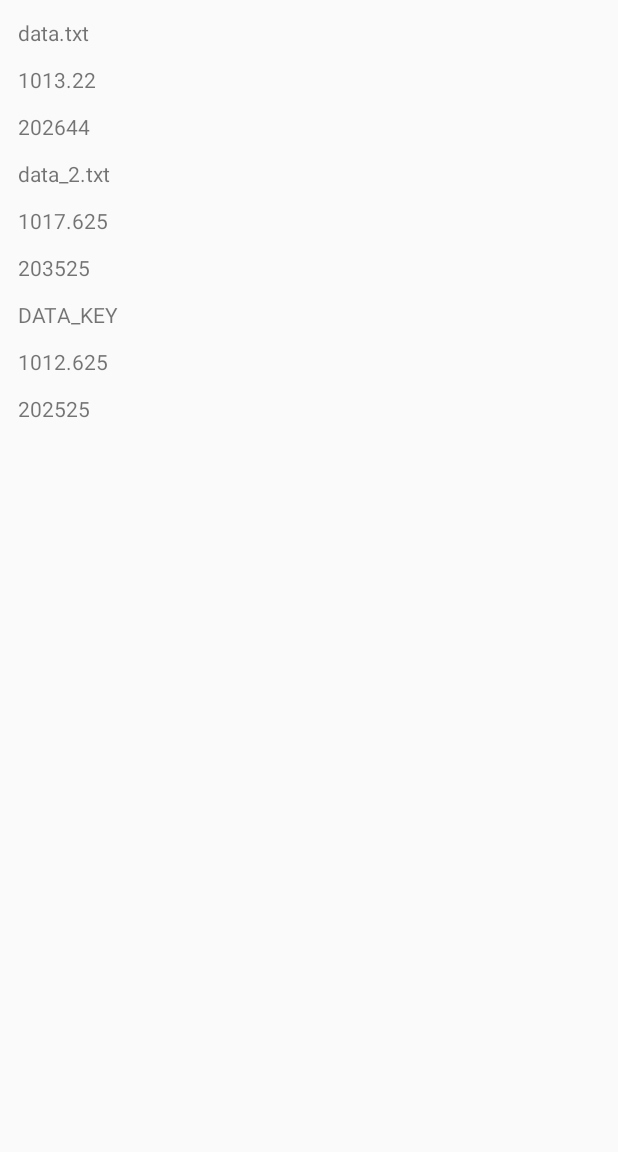
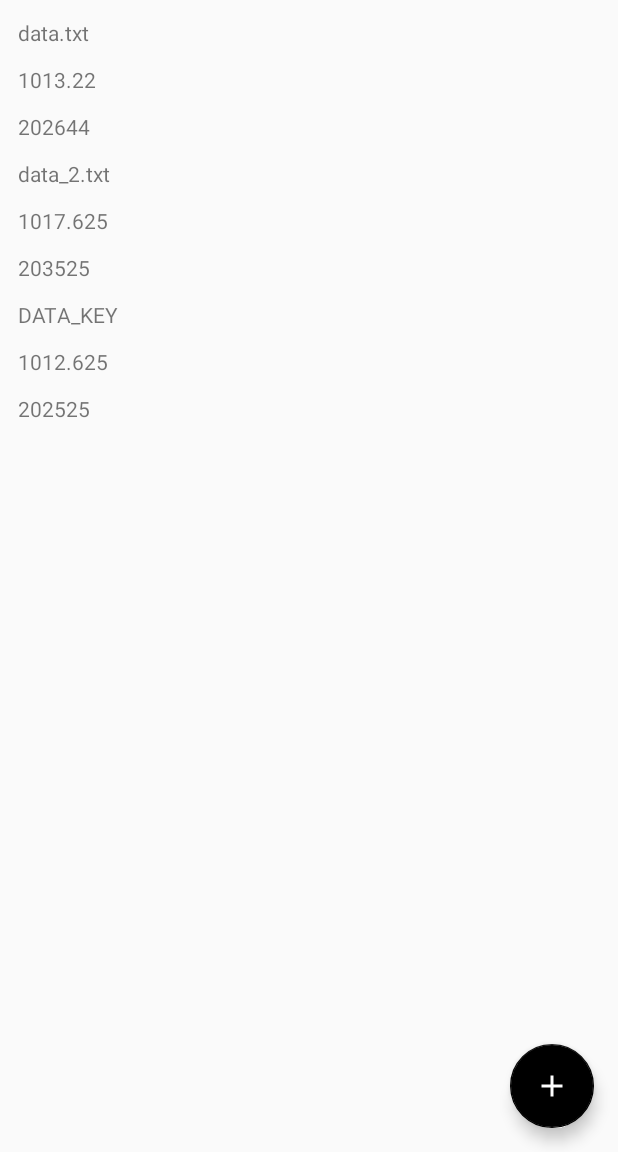
Before and after one commit to catalintira/UselessApp, an Android app: the screen it shows after launch (MainActivity), in the side drawer, after a tap on "Get Avg of Numbers", on a phone screen of 412 x 824 dp, the part 84-1236 px from its top. Run offline under Robolectric (Android 15) with nearby library versions, the phone set to English and light mode, and no system bars.

Commit message:
Implemented word insertion

```diff
--- a/app/src/main/AndroidManifest.xml
+++ b/app/src/main/AndroidManifest.xml
@@ -2,7 +2,7 @@
 <manifest xmlns:android="http://schemas.android.com/apk/res/android"
     package="com.garmin.android.uselessapplication">
 
-    <uses-permission android:name="android.permission.INTERNET"/>
+    <uses-permission android:name="android.permission.INTERNET" />
     <uses-permission android:name="android.permission.READ_EXTERNAL_STORAGE" />
     <uses-permission android:name="android.permission.WRITE_EXTERNAL_STORAGE" />
 
@@ -12,8 +12,8 @@
         android:label="@string/app_name"
         android:roundIcon="@mipmap/ic_launcher_round"
         android:supportsRtl="true"
-        android:usesCleartextTraffic="true"
-        android:theme="@style/AppTheme">
+        android:theme="@style/AppTheme"
+        android:usesCleartextTraffic="true">
         <activity android:name=".MainActivity">
             <intent-filter>
                 <action android:name="android.intent.action.MAIN" />
--- a/app/src/main/java/com/garmin/android/uselessapplication/MainActivity.kt
+++ b/app/src/main/java/com/garmin/android/uselessapplication/MainActivity.kt
@@ -10,11 +10,13 @@ import androidx.appcompat.widget.Toolbar
 import androidx.core.view.GravityCompat
 import androidx.drawerlayout.widget.DrawerLayout
 import androidx.fragment.app.Fragment
+import com.garmin.android.uselessapplication.fragment.InsertWordFragment
 import com.garmin.android.uselessapplication.fragment.WelcomeFragment
 import com.google.android.material.navigation.NavigationView
 import com.garmin.android.uselessapplication.fragment.SearchWordFragment
 import com.garmin.android.uselessapplication.fragment.StatisticsFragment
 import com.garmin.android.uselessapplication.manager.FileDownloadManager
+import kotlinx.android.synthetic.main.activity_main.*
 
 
 class MainActivity : AppCompatActivity(), NavigationView.OnNavigationItemSelectedListener {
@@ -27,6 +29,7 @@ class MainActivity : AppCompatActivity(), NavigationView.OnNavigationItemSelecte
         setContentView(R.layout.activity_main)
 
         initDrawer()
+        initListeners()
         setFragment(WelcomeFragment.newInstance())
     }
 
@@ -62,6 +65,12 @@ class MainActivity : AppCompatActivity(), NavigationView.OnNavigationItemSelecte
         }
     }
 
+    private fun initListeners() {
+        floating_action_button.setOnClickListener {
+            setFragment(InsertWordFragment.newInstance())
+        }
+    }
+
     private fun setFragment(fragment: Fragment) =
         supportFragmentManager.beginTransaction()
             .replace(R.id.content_frame, fragment)
--- a/app/src/main/java/com/garmin/android/uselessapplication/fragment/InsertWordFragment.kt
+++ b/app/src/main/java/com/garmin/android/uselessapplication/fragment/InsertWordFragment.kt
@@ -1,102 +1,68 @@
 package com.garmin.android.uselessapplication.fragment
 
-import android.content.Context
-import android.net.Uri
 import android.os.Bundle
 import androidx.fragment.app.Fragment
 import android.view.LayoutInflater
 import android.view.View
 import android.view.ViewGroup
+import android.widget.ArrayAdapter
+import androidx.lifecycle.ViewModelProviders
+import com.garmin.android.uselessapplication.R
+import com.garmin.android.uselessapplication.viewmodel.StorageViewModel
+import kotlinx.android.synthetic.main.fragment_insert_word.view.*
+import kotlinx.android.synthetic.main.fragment_insert_word.view.spinner_destination_selector
 
-import com.garmin.android.uselessapplication.R
 
-// TODO: Rename parameter arguments, choose names that match
-// the fragment initialization parameters, e.g. ARG_ITEM_NUMBER
-private const val ARG_PARAM1 = "param1"
-private const val ARG_PARAM2 = "param2"
-
-/**
- * A simple [Fragment] subclass.
- * Activities that contain this fragment must implement the
- * [InsertWordFragment.OnFragmentInteractionListener] interface
- * to handle interaction events.
- * Use the [InsertWordFragment.newInstance] factory method to
- * create an instance of this fragment.
- */
 class InsertWordFragment : Fragment() {
-    // TODO: Rename and change types of parameters
-    private var param1: String? = null
-    private var param2: String? = null
-    private var listener: OnFragmentInteractionListener? = null
+    private lateinit var mViewModel: StorageViewModel
 
     override fun onCreate(savedInstanceState: Bundle?) {
         super.onCreate(savedInstanceState)
-        arguments?.let {
-            param1 = it.getString(ARG_PARAM1)
-            param2 = it.getString(ARG_PARAM2)
-        }
+        mViewModel = ViewModelProviders.of(requireActivity())
+            .get(StorageViewModel::class.java)
+            .apply { getInternalFiles() }
     }
 
     override fun onCreateView(
         inflater: LayoutInflater, container: ViewGroup?,
         savedInstanceState: Bundle?
     ): View? {
-        // Inflate the layout for this fragment
-        return inflater.inflate(R.layout.fragment_insert_word, container, false)
+        val view =  inflater.inflate(R.layout.fragment_insert_word, container, false)
+        val spinnerItems = resources.getStringArray(R.array.spinner_options)
+        view.spinner_destination_selector.adapter =
+            ArrayAdapter(activity, android.R.layout.simple_spinner_item, spinnerItems)
+                .apply {
+                    setDropDownViewResource(android.R.layout.simple_spinner_dropdown_item)
+                }
+        view.bt_add_text.setOnClickListener {
+            insertWord(view.spinner_destination_selector.selectedItemId,
+                view.tv_word_to_insert.text.toString())
+        }
+        return view
     }
 
-    // TODO: Rename method, update argument and hook method into UI event
-    fun onButtonPressed(uri: Uri) {
-        listener?.onFragmentInteraction(uri)
-    }
-
-    override fun onAttach(context: Context) {
-        super.onAttach(context)
-        if (context is OnFragmentInteractionListener) {
-            listener = context
-        } else {
-            throw RuntimeException(context.toString() + " must implement OnFragmentInteractionListener")
+    private fun insertWord(
+        selectedItem: Long,
+        textToInsert: String
+    ) {
+        if (textToInsert.isBlank() || textToInsert.isEmpty())
+            return
+        when (selectedItem) {
+            INTERNAL_STORAGE_ID ->
+                mViewModel.addTextInternal(textToInsert)
+            EXTERNAL_STORAGE_ID ->
+                mViewModel.addTextExternal(textToInsert)
+            SHARED_PREF_STORAGE_ID ->
+                mViewModel.addTextSharedPreferences(textToInsert)
         }
     }
 
-    override fun onDetach() {
-        super.onDetach()
-        listener = null
-    }
+    companion object {
+        private const val INTERNAL_STORAGE_ID = 0L
+        private const val EXTERNAL_STORAGE_ID = 1L
+        private const val SHARED_PREF_STORAGE_ID = 2L
 
-    /**
-     * This interface must be implemented by activities that contain this
-     * fragment to allow an interaction in this fragment to be communicated
-     * to the activity and potentially other fragments contained in that
-     * activity.
-     *
-     *
-     * See the Android Training lesson [Communicating with Other Fragments]
-     * (http://developer.android.com/training/basics/fragments/communicating.html)
-     * for more information.
-     */
-    interface OnFragmentInteractionListener {
-        // TODO: Update argument type and name
-        fun onFragmentInteraction(uri: Uri)
-    }
-
-    companion object {
-        /**
-         * Use this factory method to create a new instance of
-         * this fragment using the provided parameters.
-         *
-         * @param param1 Parameter 1.
-         * @param param2 Parameter 2.
-         * @return A new instance of fragment InsertWordFragment.
-         */
-        // TODO: Rename and change types and number of parameters
-        @JvmStatic
-        fun newInstance(param1: String, param2: String) =
-            InsertWordFragment().apply {
-                arguments = Bundle().apply {
-                    putString(ARG_PARAM1, param1)
-                    putString(ARG_PARAM2, param2)
-                }
-            }
+        fun newInstance() =
+            InsertWordFragment()
     }
 }
--- a/app/src/main/java/com/garmin/android/uselessapplication/fragment/SearchWordFragment.kt
+++ b/app/src/main/java/com/garmin/android/uselessapplication/fragment/SearchWordFragment.kt
@@ -24,9 +24,9 @@ class SearchWordFragment : Fragment(), TextWatcher {
 
     override fun onCreate(savedInstanceState: Bundle?) {
         super.onCreate(savedInstanceState)
-        mViewModel = ViewModelProviders.of(this)
+        mViewModel = ViewModelProviders.of(requireActivity())
             .get(StorageViewModel::class.java)
-            .apply { setUp(); getInternalFiles() }
+            .apply { getInternalFiles() }
     }
 
     override fun onCreateView(
--- a/app/src/main/java/com/garmin/android/uselessapplication/fragment/StatisticsFragment.kt
+++ b/app/src/main/java/com/garmin/android/uselessapplication/fragment/StatisticsFragment.kt
@@ -22,9 +22,9 @@ class StatisticsFragment : Fragment() {
 
     override fun onCreate(savedInstanceState: Bundle?) {
         super.onCreate(savedInstanceState)
-        mViewModel = ViewModelProviders.of(this)
+        mViewModel = ViewModelProviders.of(requireActivity())
             .get(StorageViewModel::class.java)
-            .apply { setUp(); getInternalFiles() }
+            .apply { getInternalFiles() }
     }
 
     override fun onCreateView(
--- a/app/src/main/java/com/garmin/android/uselessapplication/fragment/WelcomeFragment.kt
+++ b/app/src/main/java/com/garmin/android/uselessapplication/fragment/WelcomeFragment.kt
@@ -18,6 +18,7 @@ class WelcomeFragment : Fragment() {
     }
 
     companion object {
-        fun newInstance() = WelcomeFragment()
+        fun newInstance() =
+            WelcomeFragment()
     }
 }
--- a/app/src/main/java/com/garmin/android/uselessapplication/manager/DummyTextManager.kt
+++ b/app/src/main/java/com/garmin/android/uselessapplication/manager/DummyTextManager.kt
@@ -1 +1,16 @@
 package com.garmin.android.uselessapplication.manager
+
+import android.content.Context
+
+class DummyTextManager {
+    companion object {
+        private const val SOURCE_FILE_NAME = "data_source.txt"
+
+        fun getText(context: Context) =
+            context
+                .assets
+                .open(SOURCE_FILE_NAME)
+                .bufferedReader()
+                .use { it.readText() }
+    }
+}
--- a/app/src/main/java/com/garmin/android/uselessapplication/manager/FileDownloadManager.kt
+++ b/app/src/main/java/com/garmin/android/uselessapplication/manager/FileDownloadManager.kt
@@ -34,7 +34,7 @@ class FileDownloadManager : BroadcastReceiver() {
         val downloadManagerQuery = DownloadManager.Query()
         downloadManagerQuery.setFilterById(downloadId)
         getDownloadManager(context).query(downloadManagerQuery)?.let { cursor ->
-            var reasonText: String? = null    // applicable only for STATUS_PAUSED & STATUS_FAILED
+            val reasonText: String?    // applicable only for STATUS_PAUSED & STATUS_FAILED
             if (cursor.moveToFirst()) {
                 val dmId = cursor.getLong(cursor.getColumnIndex(DownloadManager.COLUMN_ID))
                 val status = cursor.getInt(cursor.getColumnIndex(DownloadManager.COLUMN_STATUS))
--- a/app/src/main/java/com/garmin/android/uselessapplication/repository/InternalStorageRepository.kt
+++ b/app/src/main/java/com/garmin/android/uselessapplication/repository/InternalStorageRepository.kt
@@ -2,6 +2,8 @@ package com.garmin.android.uselessapplication.repository
 
 import android.content.Context
 import android.util.Log
+import com.garmin.android.uselessapplication.manager.DummyTextManager
+import com.garmin.android.uselessapplication.manager.TextConcatenationManager
 import com.garmin.android.uselessapplication.model.DataFile
 import java.io.File
 
@@ -10,12 +12,7 @@ class InternalStorageRepository {
 
     fun initializeData() {
         if (!File(FILE_NAME).exists()) {
-            val textToWrite =
-                mContext
-                    .assets
-                    .open(SOURCE_FILE_NAME)
-                    .bufferedReader()
-                    .use { it.readText() }
+            val textToWrite = DummyTextManager.getText(mContext)
             mContext.openFileOutput(FILE_NAME, Context.MODE_PRIVATE).use {
                 it.write(textToWrite.toByteArray())
             }
@@ -31,13 +28,25 @@ class InternalStorageRepository {
         return DataFile(FILE_NAME, content)
     }
 
+    fun insertText(textToInsert: String) {
+        val existentText = mContext.openFileInput(FILE_NAME).bufferedReader().useLines { lines ->
+            lines.fold("") { some, text ->
+                "$some\n$text"
+            }
+        }
+
+        mContext.openFileOutput(FILE_NAME, Context.MODE_PRIVATE).use {
+            it.write(
+                TextConcatenationManager.concatenateStrings(existentText, textToInsert)
+                    .toByteArray()
+            )
+        }
+    }
+
     fun setContext(context: Context) =
-        let {this.mContext = context }
+        let { this.mContext = context }
 
     companion object {
-        const val SOURCE_FILE_NAME = "data_source.txt"
         private const val FILE_NAME = "data.txt"
-        private const val LOG_TAG = "InternalStorageRepository"
-        private const val LOG_NOT_EXISTENT_MESSAGE = "FILE NOT EXISTENT"
     }
 }
--- a/app/src/main/java/com/garmin/android/uselessapplication/repository/SharedPreferencesRepository.kt
+++ b/app/src/main/java/com/garmin/android/uselessapplication/repository/SharedPreferencesRepository.kt
@@ -1,19 +1,29 @@
 package com.garmin.android.uselessapplication.repository
 
 import android.content.Context
+import com.garmin.android.uselessapplication.manager.DummyTextManager
+import com.garmin.android.uselessapplication.manager.TextConcatenationManager
 import com.garmin.android.uselessapplication.model.DataFile
-import com.garmin.android.uselessapplication.repository.InternalStorageRepository.Companion.SOURCE_FILE_NAME
 
 class SharedPreferencesRepository {
     private lateinit var mContext: Context
 
-    fun initializeData() {
-        val textToWrite =
-            mContext
-                .assets
-                .open(SOURCE_FILE_NAME)
-                .bufferedReader()
-                .use { it.readText() } + TEXT_DISTINCTION
+    fun initializeData() =
+        setText(DummyTextManager.getText(mContext) + TEXT_DISTINCTION)
+
+
+    fun getSharedPrefFile(): DataFile =
+        DataFile(FILE_KEY, getText())
+
+    fun insertText(textToInsert: String) {
+        val existentText = getText()
+        setText(TextConcatenationManager.concatenateStrings(existentText, textToInsert))
+    }
+
+    fun setContext(context: Context) =
+        let { mContext = context }
+
+    private fun setText(textToWrite: String) {
         val sharedPref = mContext.getSharedPreferences(SHARED_PREF_KEY, Context.MODE_PRIVATE)
         with(sharedPref.edit()) {
             putString(FILE_KEY, textToWrite)
@@ -21,14 +31,9 @@ class SharedPreferencesRepository {
         }
     }
 
-    fun getSharedPrefFile(): DataFile {
-        val text = mContext.getSharedPreferences(SHARED_PREF_KEY, Context.MODE_PRIVATE)
+    private fun getText() =
+        mContext.getSharedPreferences(SHARED_PREF_KEY, Context.MODE_PRIVATE)
             .getString(FILE_KEY, DEFAULT_FILE_TEXT) ?: DEFAULT_FILE_TEXT
-        return DataFile(FILE_KEY, text)
-    }
-
-    fun setContext(context: Context) =
-        let { mContext = context }
 
     companion object {
         private const val SHARED_PREF_KEY = "DATA_FILES"
--- a/app/src/main/java/com/garmin/android/uselessapplication/repository/SharedStorageRepository.kt
+++ b/app/src/main/java/com/garmin/android/uselessapplication/repository/SharedStorageRepository.kt
@@ -3,19 +3,16 @@ package com.garmin.android.uselessapplication.repository
 import android.content.Context
 import android.net.Uri
 import android.os.Environment
+import com.garmin.android.uselessapplication.manager.DummyTextManager
+import com.garmin.android.uselessapplication.manager.TextConcatenationManager
 import com.garmin.android.uselessapplication.model.DataFile
-import com.garmin.android.uselessapplication.repository.InternalStorageRepository.Companion.SOURCE_FILE_NAME
 import java.io.*
 
 class SharedStorageRepository {
     private lateinit var mContext: Context
 
     fun initializeData() {
-        val textToWrite = mContext
-                .assets
-                .open(SOURCE_FILE_NAME)
-                .bufferedReader()
-                .use { it.readText() } + TEXT_DISTINCTION
+        val textToWrite = DummyTextManager.getText(mContext) + TEXT_DISTINCTION
 
         val dir = File(mContext.getExternalFilesDir(Environment.DIRECTORY_DOCUMENTS)?.toString() + RELATIVE_PATH).apply {
             setReadable(true)
@@ -26,18 +23,11 @@ class SharedStorageRepository {
         val file = File(dir, FILE_NAME).apply {
             setReadable(true)
             setWritable(true)
-            if (!exists()) {
             createNewFile()
-            }
         }
 
         try {
-            mContext.contentResolver.openFileDescriptor(Uri.fromFile(file), "w")
-                .use {
-                    FileOutputStream(it?.fileDescriptor).use { fos ->
-                        fos.write(textToWrite.toByteArray())
-                    }
-                }
+            writeToFile(file, textToWrite)
         } catch (e: FileNotFoundException) {
             e.printStackTrace()
         } catch (e: IOException) {
@@ -47,9 +37,33 @@ class SharedStorageRepository {
     }
 
     fun getSharedStorageFile(): DataFile {
+        val text = getTextFromFile((getFile()))
+        return DataFile(FILE_NAME, text)
+    }
+
+    fun insertText(textToInsert: String) {
+        val existentText = getTextFromFile((getFile()))
+
+        try {
+            writeToFile(getFile(),
+                TextConcatenationManager.concatenateStrings(existentText, textToInsert))
+        } catch (e: FileNotFoundException) {
+            e.printStackTrace()
+        } catch (e: IOException) {
+            e.printStackTrace()
+        }
+    }
+
+    fun setContext(context: Context) =
+        let { mContext = context }
+
+    private fun getFile(): File {
         val dir = File(mContext.getExternalFilesDir(Environment.DIRECTORY_DOCUMENTS)?.toString() + RELATIVE_PATH)
-        val file = File(dir, FILE_NAME)
-        val text = mContext.contentResolver.openFileDescriptor(Uri.fromFile(file), "r")
+        return File(dir, FILE_NAME)
+    }
+
+    private fun getTextFromFile(file: File) =
+        mContext.contentResolver.openFileDescriptor(Uri.fromFile(file), "r")
             .use {
                 FileInputStream(it?.fileDescriptor).use { fis ->
                     fis.bufferedReader().useLines {lines ->
@@ -59,11 +73,17 @@ class SharedStorageRepository {
                     }
                 }
             }
-        return DataFile(FILE_NAME, text)
+
+    private fun writeToFile(
+        file: File,
+        text: String
+    ) =
+        mContext.contentResolver.openFileDescriptor(Uri.fromFile(file), "w")
+            .use {
+                FileOutputStream(it?.fileDescriptor).use { fos ->
+                    fos.write(text.toByteArray())
                 }
-
-    fun setContext(context: Context) =
-        let { mContext = context }
+            }
 
     companion object {
         private const val RELATIVE_PATH = "/data_files"
--- a/app/src/main/java/com/garmin/android/uselessapplication/viewmodel/StorageViewModel.kt
+++ b/app/src/main/java/com/garmin/android/uselessapplication/viewmodel/StorageViewModel.kt
@@ -10,28 +10,28 @@ import com.garmin.android.uselessapplication.repository.InternalStorageRepositor
 import com.garmin.android.uselessapplication.repository.SharedPreferencesRepository
 import com.garmin.android.uselessapplication.repository.SharedStorageRepository
 
-class StorageViewModel(private val app: Application) : AndroidViewModel(app) {
+class StorageViewModel(app: Application) : AndroidViewModel(app) {
 
     var mFileList: MutableLiveData<List<DataFile>> = MutableLiveData()
 
-    private val internalStorageRepository = InternalStorageRepository()
-    private val sharedStorageRepository = SharedStorageRepository()
-    private val sharedPreferencesRepository = SharedPreferencesRepository()
+    private val mInternalStorageRepository = InternalStorageRepository()
+    private val mSharedStorageRepository = SharedStorageRepository()
+    private val mSharedPreferencesRepository = SharedPreferencesRepository()
 
-    fun setUp() {
-        internalStorageRepository.setContext(app)
-        internalStorageRepository.initializeData()
-        sharedPreferencesRepository.setContext(app)
-        sharedPreferencesRepository.initializeData()
-        sharedStorageRepository.setContext(app)
-        sharedStorageRepository.initializeData()
+    init {
+        mInternalStorageRepository.setContext(app)
+        mInternalStorageRepository.initializeData()
+        mSharedPreferencesRepository.setContext(app)
+        mSharedPreferencesRepository.initializeData()
+        mSharedStorageRepository.setContext(app)
+        mSharedStorageRepository.initializeData()
     }
 
     fun getInternalFiles() {
         val listOfFiles = ArrayList<DataFile>()
-        listOfFiles.add(internalStorageRepository.genInternalFile())
-        listOfFiles.add(sharedStorageRepository.getSharedStorageFile())
-        listOfFiles.add(sharedPreferencesRepository.getSharedPrefFile())
+        listOfFiles.add(mInternalStorageRepository.genInternalFile())
+        listOfFiles.add(mSharedStorageRepository.getSharedStorageFile())
+        listOfFiles.add(mSharedPreferencesRepository.getSharedPrefFile())
         mFileList.postValue(listOfFiles)
     }
 
@@ -39,4 +39,16 @@ class StorageViewModel(private val app: Application) : AndroidViewModel(app) {
         mFileList.value?.map {
             StatisticsDataFile.fromDataFile(it)
         }
+
+    fun addTextInternal(text: String) =
+        mInternalStorageRepository.insertText(text)
+
+
+    fun addTextExternal(text: String) {
+        mSharedStorageRepository.insertText(text)
+    }
+
+    fun addTextSharedPreferences(text: String) {
+        mSharedPreferencesRepository.insertText(text)
+    }
 }
--- a/app/src/main/res/layout/activity_main.xml
+++ b/app/src/main/res/layout/activity_main.xml
@@ -23,7 +23,20 @@
         <FrameLayout
             android:id="@+id/content_frame"
             android:layout_width="match_parent"
-            android:layout_height="match_parent"/>
+            android:layout_height="match_parent">
+
+            <com.google.android.material.floatingactionbutton.FloatingActionButton
+                android:id="@+id/floating_action_button"
+                android:layout_width="wrap_content"
+                android:layout_height="wrap_content"
+                android:layout_gravity="end|bottom"
+                android:src="@drawable/ic_add_black_24dp"
+                android:contentDescription="@string/description_floating_button"
+                android:layout_margin="16dp" />
+
+        </FrameLayout>
+
+
 
     </LinearLayout>
 
--- a/app/src/main/res/values/strings.xml
+++ b/app/src/main/res/values/strings.xml
@@ -10,8 +10,19 @@
 
     <!-- Welcome fragment -->
     <string name="welcome_fragment_text">Welcome to the useless app!</string>
-    <!-- TODO: Remove or change this placeholder text -->
-    <string name="hello_blank_fragment">Hello blank fragment</string>
 
+    <!-- Floating button -->
+    <string name="description_floating_button">Add word into files</string>
+
+    <!-- Spinner -->
+    <string-array name="spinner_options">
+        <item>Internal Storage</item>
+        <item>External (Shared) Storage</item>
+        <item>Shared Preferences</item>
+    </string-array>
+
+    <!-- Insert word fragment -->
+    <string name="text_view_hint">Text to insert</string>
+    <string name="text_add_button">Add text</string>
 
 </resources>
```
Also changed, not shown: app/src/main/java/com/garmin/android/uselessapplication/manager/TextConcatenationManager.kt (+11 -0 lines), app/src/main/res/layout/fragment_insert_word.xml (+44 -4 lines), app/src/main/res/values/dimen.xml (+11 -0 lines). Lines whose indentation alone changed are shown as unchanged.
